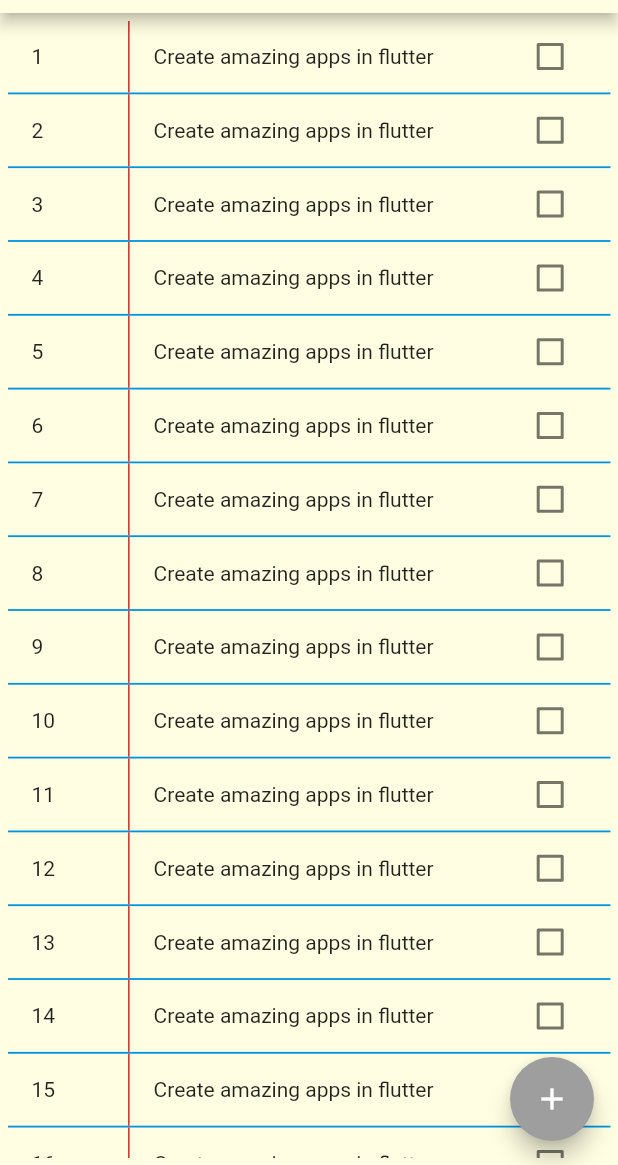
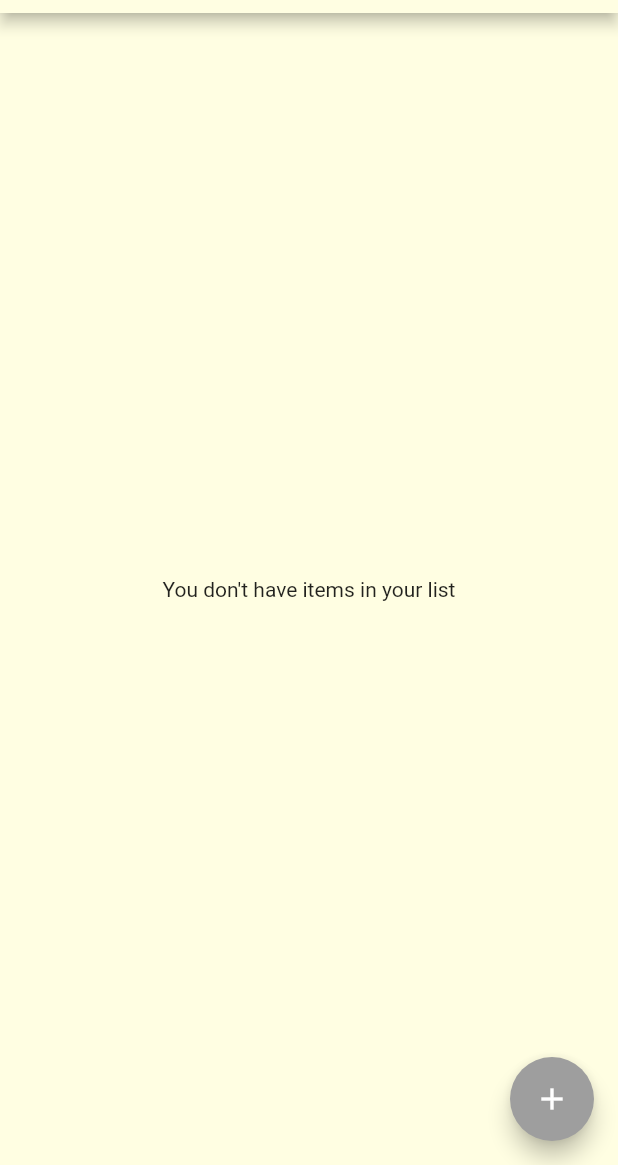
Before and after one commit to brenomachadodomonte/bm2_check_list, a Flutter app: the screen it shows after launch, on a phone screen of 412 x 824 dp, the part 71-1236 px from its top. Run offline on Flutter 3.47's test engine with Material 2 defaults, Android fonts, the light colour scheme and no system bars.

Commit message:
Start with an empty list

```diff
--- a/lib/check_list.dart
+++ b/lib/check_list.dart
@@ -12,13 +12,7 @@
 
   GlobalKey<FormState> _formKeyAdd = GlobalKey<FormState>();
 
-  List myList =  List.generate(20, (index){
-    return {
-      'text':'Create amazing apps in flutter',
-      'checked':false,
-      'decoration':TextDecoration.none
-    };
-  });
+  List myList = [];
 
   @override
   Widget build(BuildContext context) {
@@ -37,8 +31,8 @@
           ],
         ),
       ),
-      body: Container(
-        color: Color.fromARGB(255, 255, 254, 226),
+      backgroundColor: Color.fromARGB(255, 255, 254, 226),
+      body: (myList.length == 0) ? _emptyList() : Container(
         padding: EdgeInsets.all(5),
         child: ListView.builder(
           itemCount: myList.length,
@@ -52,6 +46,14 @@
         onPressed: (){
           _showDialogAddItem(context);
         },
+      ),
+    );
+  }
+
+  _emptyList() {
+    return Container(
+      child: Center(
+        child: Text('You don\'t have items in your list')
       ),
     );
   }
```
